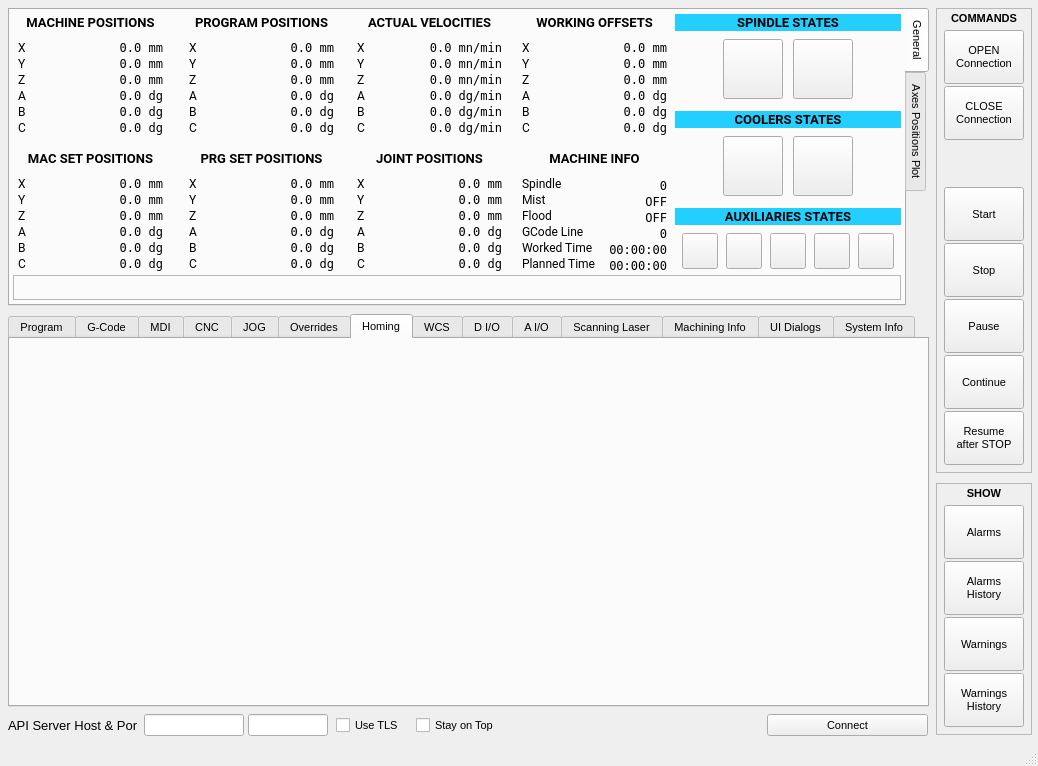
The window that python/examples/api_client_qt_demo/desktop_view.ui (rosettacnc-classroom/cnc_api_client_core_1) describes before a commit, drawn with Qt 5.
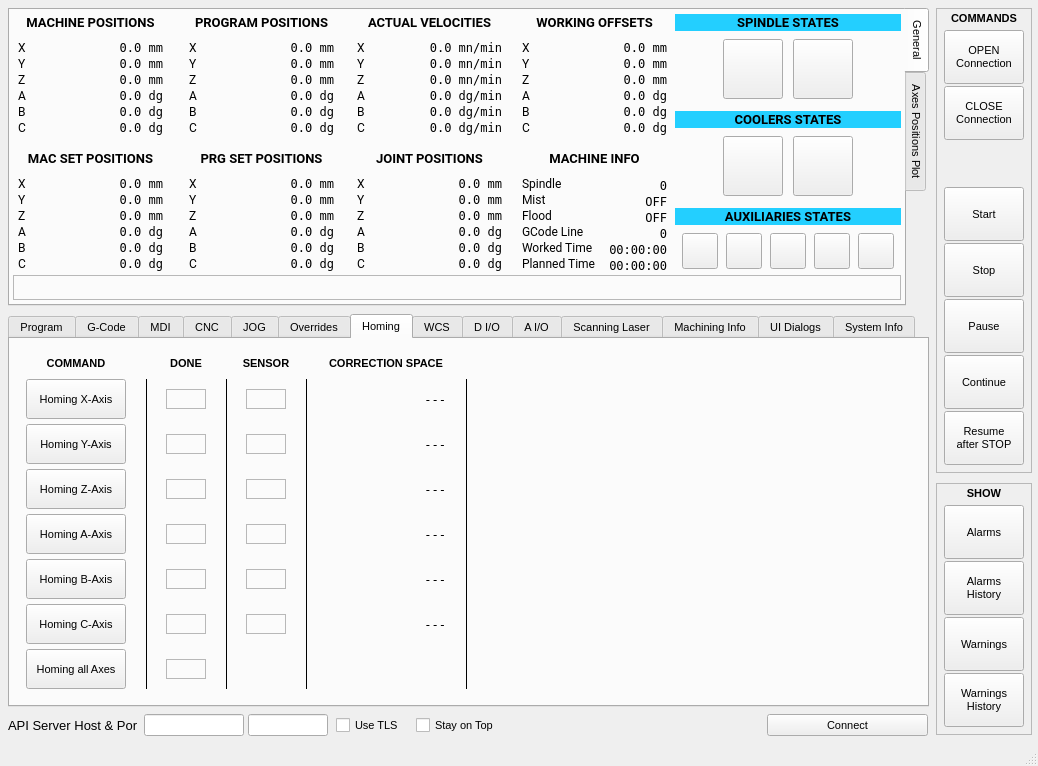
The same window after the commit. The open tabs and pages were chosen to show the change. Custom widgets are drawn as their Qt base class.

```diff
--- a/python/examples/api_client_qt_demo/desktop_view.ui
+++ b/python/examples/api_client_qt_demo/desktop_view.ui
@@ -1583,6 +1583,605 @@
      <attribute name="title">
       <string>Homing</string>
      </attribute>
+     <widget class="QPushButton" name="homingXAxisButton">
+      <property name="geometry">
+       <rect>
+        <x>16</x>
+        <y>40</y>
+        <width>100</width>
+        <height>40</height>
+       </rect>
+      </property>
+      <property name="text">
+       <string>Homing X-Axis</string>
+      </property>
+     </widget>
+     <widget class="QPushButton" name="homingYAxisButton">
+      <property name="geometry">
+       <rect>
+        <x>16</x>
+        <y>85</y>
+        <width>100</width>
+        <height>40</height>
+       </rect>
+      </property>
+      <property name="text">
+       <string>Homing Y-Axis</string>
+      </property>
+     </widget>
+     <widget class="QPushButton" name="homingZAxisButton">
+      <property name="geometry">
+       <rect>
+        <x>16</x>
+        <y>130</y>
+        <width>100</width>
+        <height>40</height>
+       </rect>
+      </property>
+      <property name="text">
+       <string>Homing Z-Axis</string>
+      </property>
+     </widget>
+     <widget class="QPushButton" name="homingAAxisButton">
+      <property name="geometry">
+       <rect>
+        <x>16</x>
+        <y>175</y>
+        <width>100</width>
+        <height>40</height>
+       </rect>
+      </property>
+      <property name="text">
+       <string>Homing A-Axis</string>
+      </property>
+     </widget>
+     <widget class="QPushButton" name="homingBAxisButton">
+      <property name="geometry">
+       <rect>
+        <x>16</x>
+        <y>220</y>
+        <width>100</width>
+        <height>40</height>
+       </rect>
+      </property>
+      <property name="text">
+       <string>Homing B-Axis</string>
+      </property>
+     </widget>
+     <widget class="QPushButton" name="homingCAxisButton">
+      <property name="geometry">
+       <rect>
+        <x>16</x>
+        <y>265</y>
+        <width>100</width>
+        <height>40</height>
+       </rect>
+      </property>
+      <property name="text">
+       <string>Homing C-Axis</string>
+      </property>
+     </widget>
+     <widget class="QPushButton" name="homingAllAxesButton">
+      <property name="geometry">
+       <rect>
+        <x>16</x>
+        <y>310</y>
+        <width>100</width>
+        <height>40</height>
+       </rect>
+      </property>
+      <property name="text">
+       <string>Homing all Axes</string>
+      </property>
+     </widget>
+     <widget class="QFrame" name="homingXAxisState">
+      <property name="geometry">
+       <rect>
+        <x>156</x>
+        <y>50</y>
+        <width>40</width>
+        <height>20</height>
+       </rect>
+      </property>
+      <property name="frameShape">
+       <enum>QFrame::Shape::StyledPanel</enum>
+      </property>
+      <property name="frameShadow">
+       <enum>QFrame::Shadow::Plain</enum>
+      </property>
+     </widget>
+     <widget class="QFrame" name="homingYAxisState">
+      <property name="geometry">
+       <rect>
+        <x>156</x>
+        <y>95</y>
+        <width>40</width>
+        <height>20</height>
+       </rect>
+      </property>
+      <property name="frameShape">
+       <enum>QFrame::Shape::StyledPanel</enum>
+      </property>
+      <property name="frameShadow">
+       <enum>QFrame::Shadow::Plain</enum>
+      </property>
+     </widget>
+     <widget class="QFrame" name="homingZAxisState">
+      <property name="geometry">
+       <rect>
+        <x>156</x>
+        <y>140</y>
+        <width>40</width>
+        <height>20</height>
+       </rect>
+      </property>
+      <property name="frameShape">
+       <enum>QFrame::Shape::StyledPanel</enum>
+      </property>
+      <property name="frameShadow">
+       <enum>QFrame::Shadow::Plain</enum>
+      </property>
+     </widget>
+     <widget class="QFrame" name="homingAAxisState">
+      <property name="geometry">
+       <rect>
+        <x>156</x>
+        <y>185</y>
+        <width>40</width>
+        <height>20</height>
+       </rect>
+      </property>
+      <property name="frameShape">
+       <enum>QFrame::Shape::StyledPanel</enum>
+      </property>
+      <property name="frameShadow">
+       <enum>QFrame::Shadow::Plain</enum>
+      </property>
+     </widget>
+     <widget class="QFrame" name="homingBAxisState">
+      <property name="geometry">
+       <rect>
+        <x>156</x>
+        <y>230</y>
+        <width>40</width>
+        <height>20</height>
+       </rect>
+      </property>
+      <property name="frameShape">
+       <enum>QFrame::Shape::StyledPanel</enum>
+      </property>
+      <property name="frameShadow">
+       <enum>QFrame::Shadow::Plain</enum>
+      </property>
+     </widget>
+     <widget class="QFrame" name="homingCAxisState">
+      <property name="geometry">
+       <rect>
+        <x>156</x>
+        <y>275</y>
+        <width>40</width>
+        <height>20</height>
+       </rect>
+      </property>
+      <property name="frameShape">
+       <enum>QFrame::Shape::StyledPanel</enum>
+      </property>
+      <property name="frameShadow">
+       <enum>QFrame::Shadow::Plain</enum>
+      </property>
+     </widget>
+     <widget class="QFrame" name="homingAllAxesState">
+      <property name="geometry">
+       <rect>
+        <x>156</x>
+        <y>320</y>
+        <width>40</width>
+        <height>20</height>
+       </rect>
+      </property>
+      <property name="frameShape">
+       <enum>QFrame::Shape::StyledPanel</enum>
+      </property>
+      <property name="frameShadow">
+       <enum>QFrame::Shadow::Plain</enum>
+      </property>
+     </widget>
+     <widget class="QLabel" name="homingXCorrectionSpaceValue">
+      <property name="geometry">
+       <rect>
+        <x>316</x>
+        <y>50</y>
+        <width>120</width>
+        <height>20</height>
+       </rect>
+      </property>
+      <property name="font">
+       <font>
+        <family>DejaVu Sans Mono</family>
+        <pointsize>9</pointsize>
+       </font>
+      </property>
+      <property name="text">
+       <string>---</string>
+      </property>
+      <property name="alignment">
+       <set>Qt::AlignmentFlag::AlignRight|Qt::AlignmentFlag::AlignTrailing|Qt::AlignmentFlag::AlignVCenter</set>
+      </property>
+     </widget>
+     <widget class="QLabel" name="homingYCorrectionSpaceValue">
+      <property name="geometry">
+       <rect>
+        <x>316</x>
+        <y>95</y>
+        <width>120</width>
+        <height>20</height>
+       </rect>
+      </property>
+      <property name="font">
+       <font>
+        <family>DejaVu Sans Mono</family>
+        <pointsize>9</pointsize>
+       </font>
+      </property>
+      <property name="text">
+       <string>---</string>
+      </property>
+      <property name="alignment">
+       <set>Qt::AlignmentFlag::AlignRight|Qt::AlignmentFlag::AlignTrailing|Qt::AlignmentFlag::AlignVCenter</set>
+      </property>
+     </widget>
+     <widget class="QLabel" name="homingZCorrectionSpaceValue">
+      <property name="geometry">
+       <rect>
+        <x>316</x>
+        <y>140</y>
+        <width>120</width>
+        <height>20</height>
+       </rect>
+      </property>
+      <property name="font">
+       <font>
+        <family>DejaVu Sans Mono</family>
+        <pointsize>9</pointsize>
+       </font>
+      </property>
+      <property name="text">
+       <string>---</string>
+      </property>
+      <property name="alignment">
+       <set>Qt::AlignmentFlag::AlignRight|Qt::AlignmentFlag::AlignTrailing|Qt::AlignmentFlag::AlignVCenter</set>
+      </property>
+     </widget>
+     <widget class="QLabel" name="homingACorrectionSpaceValue">
+      <property name="geometry">
+       <rect>
+        <x>316</x>
+        <y>185</y>
+        <width>120</width>
+        <height>20</height>
+       </rect>
+      </property>
+      <property name="font">
+       <font>
+        <family>DejaVu Sans Mono</family>
+        <pointsize>9</pointsize>
+       </font>
+      </property>
+      <property name="text">
+       <string>---</string>
+      </property>
+      <property name="alignment">
+       <set>Qt::AlignmentFlag::AlignRight|Qt::AlignmentFlag::AlignTrailing|Qt::AlignmentFlag::AlignVCenter</set>
+      </property>
+     </widget>
+     <widget class="QLabel" name="homingBCorrectionSpaceValue">
+      <property name="geometry">
+       <rect>
+        <x>316</x>
+        <y>230</y>
+        <width>120</width>
+        <height>20</height>
+       </rect>
+      </property>
+      <property name="font">
+       <font>
+        <family>DejaVu Sans Mono</family>
+        <pointsize>9</pointsize>
+       </font>
+      </property>
+      <property name="text">
+       <string>---</string>
+      </property>
+      <property name="alignment">
+       <set>Qt::AlignmentFlag::AlignRight|Qt::AlignmentFlag::AlignTrailing|Qt::AlignmentFlag::AlignVCenter</set>
+      </property>
+     </widget>
+     <widget class="QLabel" name="homingCCorrectionSpaceValue">
+      <property name="geometry">
+       <rect>
+        <x>316</x>
+        <y>275</y>
+        <width>120</width>
+        <height>20</height>
+       </rect>
+      </property>
+      <property name="font">
+       <font>
+        <family>DejaVu Sans Mono</family>
+        <pointsize>9</pointsize>
+       </font>
+      </property>
+      <property name="text">
+       <string>---</string>
+      </property>
+      <property name="alignment">
+       <set>Qt::AlignmentFlag::AlignRight|Qt::AlignmentFlag::AlignTrailing|Qt::AlignmentFlag::AlignVCenter</set>
+      </property>
+     </widget>
+     <widget class="QFrame" name="homingCAxisSensor">
+      <property name="geometry">
+       <rect>
+        <x>236</x>
+        <y>275</y>
+        <width>40</width>
+        <height>20</height>
+       </rect>
+      </property>
+      <property name="frameShape">
+       <enum>QFrame::Shape::StyledPanel</enum>
+      </property>
+      <property name="frameShadow">
+       <enum>QFrame::Shadow::Plain</enum>
+      </property>
+     </widget>
+     <widget class="QFrame" name="homingXAxisSensor">
+      <property name="geometry">
+       <rect>
+        <x>236</x>
+        <y>50</y>
+        <width>40</width>
+        <height>20</height>
+       </rect>
+      </property>
+      <property name="frameShape">
+       <enum>QFrame::Shape::StyledPanel</enum>
+      </property>
+      <property name="frameShadow">
+       <enum>QFrame::Shadow::Plain</enum>
+      </property>
+     </widget>
+     <widget class="QFrame" name="homingZAxisSensor">
+      <property name="geometry">
+       <rect>
+        <x>236</x>
+        <y>140</y>
+        <width>40</width>
+        <height>20</height>
+       </rect>
+      </property>
+      <property name="frameShape">
+       <enum>QFrame::Shape::StyledPanel</enum>
+      </property>
+      <property name="frameShadow">
+       <enum>QFrame::Shadow::Plain</enum>
+      </property>
+     </widget>
+     <widget class="QFrame" name="homingBAxisSensor">
+      <property name="geometry">
+       <rect>
+        <x>236</x>
+        <y>230</y>
+        <width>40</width>
+        <height>20</height>
+       </rect>
+      </property>
+      <property name="frameShape">
+       <enum>QFrame::Shape::StyledPanel</enum>
+      </property>
+      <property name="frameShadow">
+       <enum>QFrame::Shadow::Plain</enum>
+      </property>
+     </widget>
+     <widget class="QFrame" name="homingYAxisSensor">
+      <property name="geometry">
+       <rect>
+        <x>236</x>
+        <y>95</y>
+        <width>40</width>
+        <height>20</height>
+       </rect>
+      </property>
+      <property name="frameShape">
+       <enum>QFrame::Shape::StyledPanel</enum>
+      </property>
+      <property name="frameShadow">
+       <enum>QFrame::Shadow::Plain</enum>
+      </property>
+     </widget>
+     <widget class="QFrame" name="homingAAxisSensor">
+      <property name="geometry">
+       <rect>
+        <x>236</x>
+        <y>185</y>
+        <width>40</width>
+        <height>20</height>
+       </rect>
+      </property>
+      <property name="frameShape">
+       <enum>QFrame::Shape::StyledPanel</enum>
+      </property>
+      <property name="frameShadow">
+       <enum>QFrame::Shadow::Plain</enum>
+      </property>
+     </widget>
+     <widget class="QLabel" name="homingCommandLabel">
+      <property name="geometry">
+       <rect>
+        <x>16</x>
+        <y>16</y>
+        <width>100</width>
+        <height>16</height>
+       </rect>
+      </property>
+      <property name="font">
+       <font>
+        <family>Tahoma</family>
+        <pointsize>8</pointsize>
+        <bold>true</bold>
+       </font>
+      </property>
+      <property name="text">
+       <string>COMMAND</string>
+      </property>
+      <property name="alignment">
+       <set>Qt::AlignmentFlag::AlignCenter</set>
+      </property>
+     </widget>
+     <widget class="QLabel" name="homingDoneLabel">
+      <property name="geometry">
+       <rect>
+        <x>146</x>
+        <y>16</y>
+        <width>60</width>
+        <height>16</height>
+       </rect>
+      </property>
+      <property name="font">
+       <font>
+        <family>Tahoma</family>
+        <pointsize>8</pointsize>
+        <bold>true</bold>
+       </font>
+      </property>
+      <property name="text">
+       <string>DONE</string>
+      </property>
+      <property name="alignment">
+       <set>Qt::AlignmentFlag::AlignCenter</set>
+      </property>
+     </widget>
+     <widget class="QLabel" name="homingCorrectionSpaceLabe">
+      <property name="geometry">
+       <rect>
+        <x>316</x>
+        <y>16</y>
+        <width>120</width>
+        <height>16</height>
+       </rect>
+      </property>
+      <property name="font">
+       <font>
+        <family>Tahoma</family>
+        <pointsize>8</pointsize>
+        <bold>true</bold>
+       </font>
+      </property>
+      <property name="text">
+       <string>CORRECTION SPACE</string>
+      </property>
+      <property name="alignment">
+       <set>Qt::AlignmentFlag::AlignCenter</set>
+      </property>
+     </widget>
+     <widget class="QLabel" name="homingSensorLabel">
+      <property name="geometry">
+       <rect>
+        <x>226</x>
+        <y>16</y>
+        <width>60</width>
+        <height>16</height>
+       </rect>
+      </property>
+      <property name="font">
+       <font>
+        <family>Tahoma</family>
+        <pointsize>8</pointsize>
+        <bold>true</bold>
+       </font>
+      </property>
+      <property name="text">
+       <string>SENSOR</string>
+      </property>
+      <property name="alignment">
+       <set>Qt::AlignmentFlag::AlignCenter</set>
+      </property>
+     </widget>
+     <widget class="Line" name="homingVLine01">
+      <property name="geometry">
+       <rect>
+        <x>136</x>
+        <y>40</y>
+        <width>1</width>
+        <height>310</height>
+       </rect>
+      </property>
+      <property name="frameShadow">
+       <enum>QFrame::Shadow::Plain</enum>
+      </property>
+      <property name="orientation">
+       <enum>Qt::Orientation::Vertical</enum>
+      </property>
+      <property name="isVLine" stdset="0">
+       <bool>true</bool>
+      </property>
+     </widget>
+     <widget class="Line" name="homingVLine02">
+      <property name="geometry">
+       <rect>
+        <x>216</x>
+        <y>40</y>
+        <width>1</width>
+        <height>310</height>
+       </rect>
+      </property>
+      <property name="frameShadow">
+       <enum>QFrame::Shadow::Plain</enum>
+      </property>
+      <property name="orientation">
+       <enum>Qt::Orientation::Vertical</enum>
+      </property>
+      <property name="isVLine" stdset="0">
+       <bool>true</bool>
+      </property>
+     </widget>
+     <widget class="Line" name="homingVLine03">
+      <property name="geometry">
+       <rect>
+        <x>296</x>
+        <y>40</y>
+        <width>1</width>
+        <height>310</height>
+       </rect>
+      </property>
+      <property name="frameShadow">
+       <enum>QFrame::Shadow::Plain</enum>
+      </property>
+      <property name="orientation">
+       <enum>Qt::Orientation::Vertical</enum>
+      </property>
+      <property name="isVLine" stdset="0">
+       <bool>true</bool>
+      </property>
+     </widget>
+     <widget class="Line" name="homingVLine04">
+      <property name="geometry">
+       <rect>
+        <x>456</x>
+        <y>40</y>
+        <width>1</width>
+        <height>310</height>
+       </rect>
+      </property>
+      <property name="frameShadow">
+       <enum>QFrame::Shadow::Plain</enum>
+      </property>
+      <property name="orientation">
+       <enum>Qt::Orientation::Vertical</enum>
+      </property>
+      <property name="isVLine" stdset="0">
+       <bool>true</bool>
+      </property>
+     </widget>
     </widget>
     <widget class="QWidget" name="tabWCS">
      <attribute name="title">
```
Left out of the diff: 4 changed lines with no effect on the pictures.
